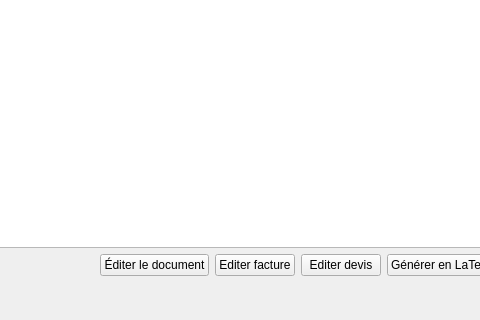
Old version of the form src/mainwindow.ui in the repository FACT-Team/FactDev; both pictures show x 416 to 896 and y 271 to 591 of the 1237 by 591 pixel window.
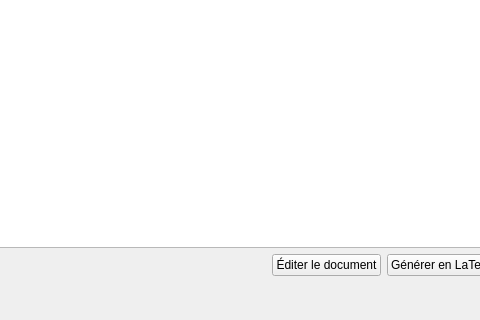
New version of the form. The open tabs and pages were chosen to show the change. Icons and pictures are not drawn. Custom widgets are drawn as their Qt base class.

Commit message: Code optimisation and IHM tests

```diff
--- a/src/mainwindow.ui
+++ b/src/mainwindow.ui
@@ -293,28 +293,6 @@
               </property>
              </widget>
             </item>
-            <item>
-             <widget class="QPushButton" name="btnEditBill">
-              <property name="text">
-               <string>Editer facture</string>
-              </property>
-              <property name="icon">
-               <iconset resource="icons.qrc">
-                <normaloff>:/icons/img/img20/add_bill20.png</normaloff>:/icons/img/img20/add_bill20.png</iconset>
-              </property>
-             </widget>
-            </item>
-            <item>
-             <widget class="QPushButton" name="btnEditQuote">
-              <property name="text">
-               <string>Editer devis</string>
-              </property>
-              <property name="icon">
-               <iconset resource="icons.qrc">
-                <normaloff>:/icons/img/add_quote.png</normaloff>:/icons/img/add_quote.png</iconset>
-              </property>
-             </widget>
-            </item>
             <item>
              <widget class="QPushButton" name="btnLatex">
               <property name="text">
```
Left out of the diff: 79 changed lines with no effect on the pictures. The commit also changes 2 other files.
